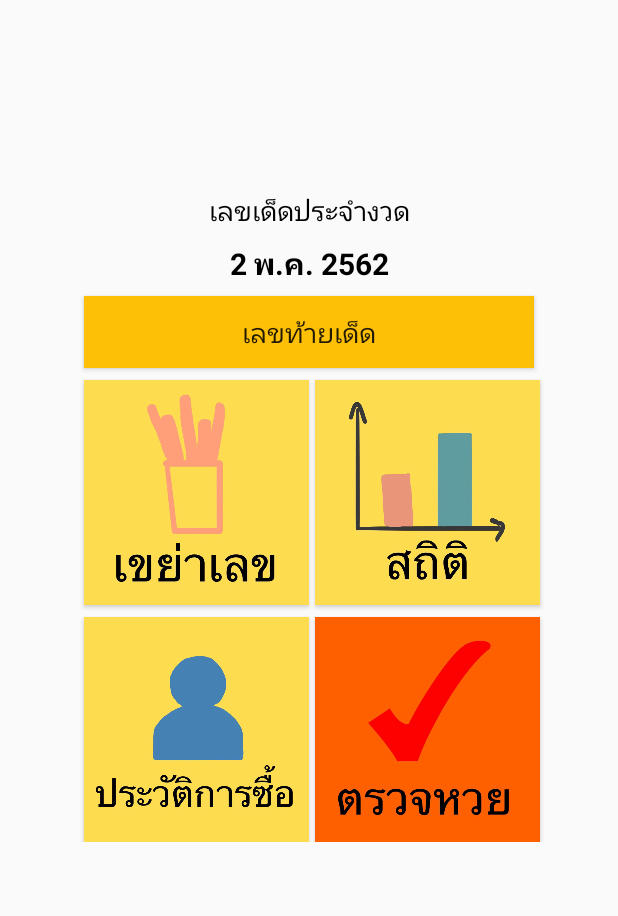
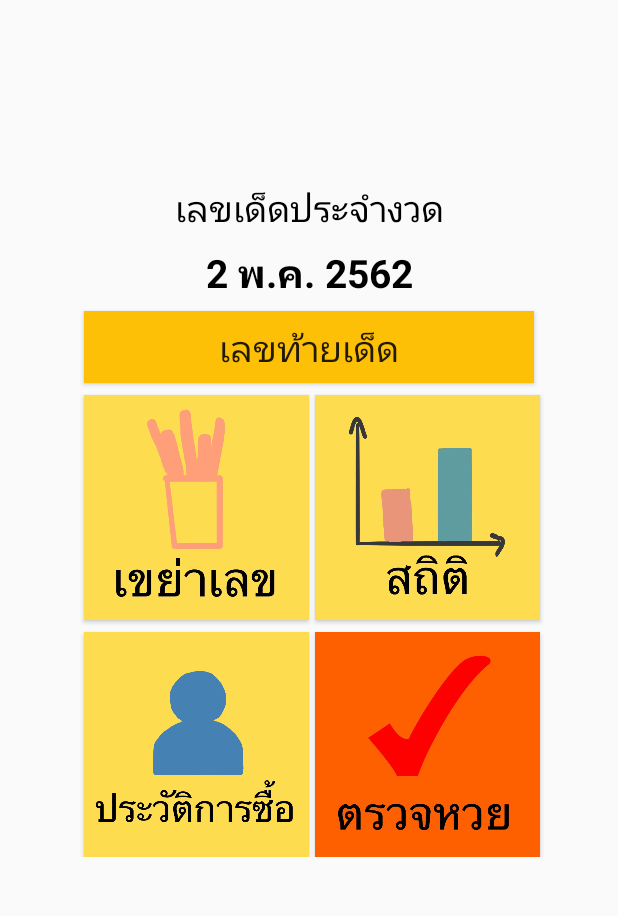
Before and after one commit to hiiamtin/WanNeeRuayApp, an Android app: the screen it shows after launch (Menu), on a phone screen of 412 x 824 dp, the part 75-991 px from its top. Run offline under Robolectric (Android 15) with nearby library versions, the phone set to English and light mode, and no system bars; our stand-ins replace Firebase (no records; nobody signed in at launch, a user with empty details on screens opened directly).

Commit message:
aom update main

```diff
--- a/mobile/src/main/res/layout/activity_main.xml
+++ b/mobile/src/main/res/layout/activity_main.xml
@@ -61,7 +61,7 @@
             android:text="@string/lekded_new"
             android:textAlignment="center"
             android:textColor="#000000"
-            android:textSize="18sp"
+            android:textSize="24sp"
             app:layout_constraintEnd_toEndOf="parent"
             app:layout_constraintStart_toStartOf="parent"
             app:layout_constraintTop_toTopOf="@+id/menu" />
@@ -76,7 +76,7 @@
             android:text="@string/date_new"
             android:textAlignment="center"
             android:textColor="#000000"
-            android:textSize="20sp"
+            android:textSize="26sp"
             android:textStyle="bold"
             app:layout_constraintEnd_toEndOf="parent"
             app:layout_constraintStart_toStartOf="parent"
@@ -91,7 +91,7 @@
             android:layout_marginEnd="8dp"
             android:background="#FDC007"
             android:text="@string/lektaided"
-            android:textSize="18sp"
+            android:textSize="24sp"
             app:layout_constraintEnd_toEndOf="parent"
             app:layout_constraintHorizontal_bias="0.505"
             app:layout_constraintStart_toStartOf="parent"
```
